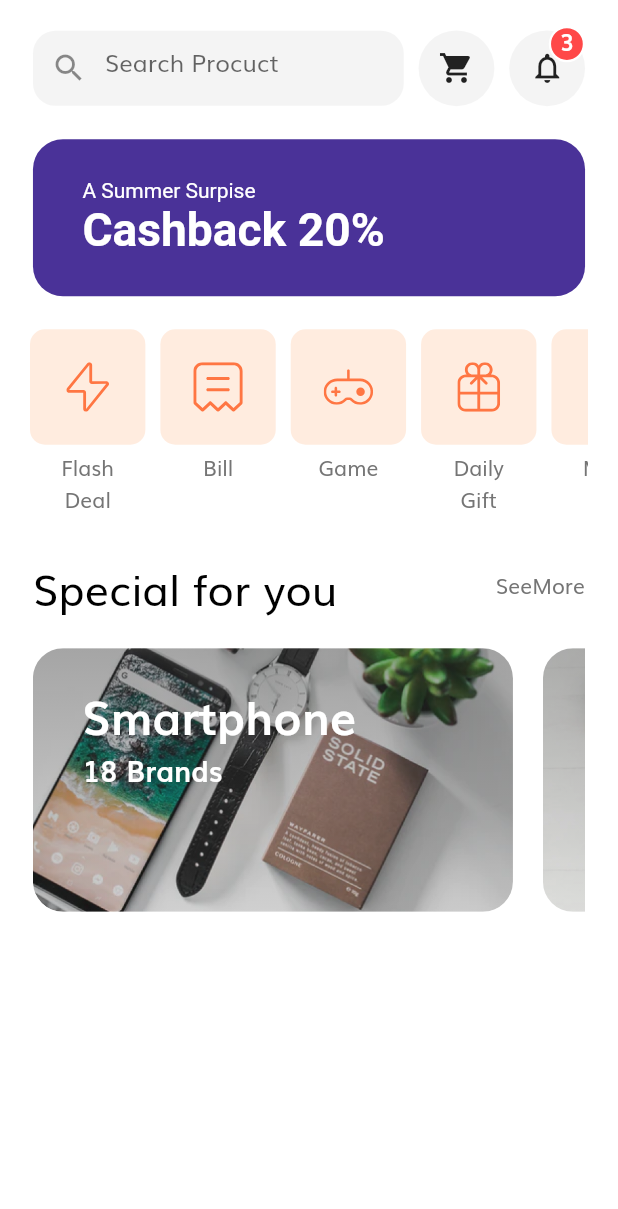
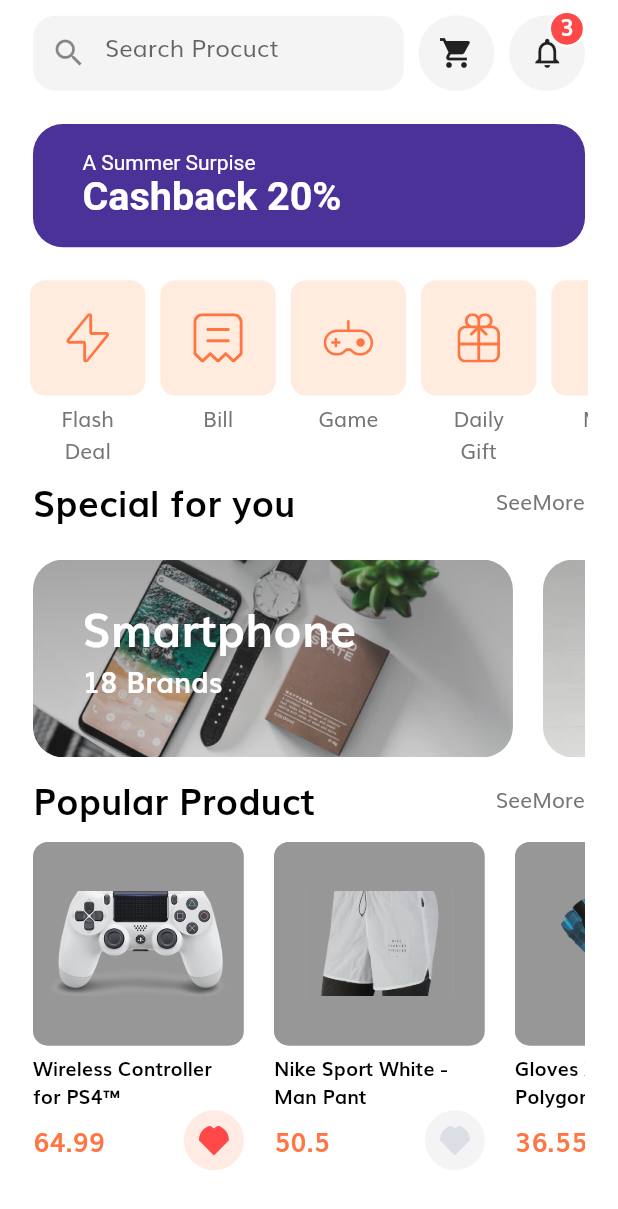
Before and after one commit to haseebzahid1/E-Commerce-Complate-App---Flutter-UI, a Flutter app: the HomeScreen screen opened directly, on a phone screen of 412 x 824 dp. Shown: the top 1209 px of the screen. Run offline on Flutter 3.47's test engine with Material 2 defaults, Android fonts, the light colour scheme and no system bars; our stand-ins replace flutter_svg.

Commit message:
homepage added

```diff
--- a/lib/modal/product.dart
+++ b/lib/modal/product.dart
@@ -60,6 +60,7 @@ List<Product> demoProducts = [
     price: 50.5,
     description: description,
     rating: 4.1,
+    // isFavourite: true,
     isPopular: true,
   ),
   Product(
--- a/lib/screen/home/components/catagories_list.dart
+++ b/lib/screen/home/components/catagories_list.dart
@@ -9,7 +9,7 @@ class CategoriesList extends StatelessWidget {
   @override
   Widget build(BuildContext context) {
     return Container(
-      height: getProportionateScreenWidth(80),
+      height: getProportionateScreenWidth(60),
       padding: EdgeInsets.symmetric(
           horizontal: getProportionateScreenWidth(10)
       ),
@@ -34,7 +34,8 @@ class CategoriesList extends StatelessWidget {
                     ClipRRect(
                         borderRadius: BorderRadius.circular(20),
                         child: Image.asset(specialProduct.image,
-                          height: getProportionateScreenWidth(80),
+                          height: getProportionateScreenWidth(60),
+                          width: double.infinity,
                           fit: BoxFit.cover,
                         )
                     ),
--- a/lib/screen/home/components/discount_banner.dart
+++ b/lib/screen/home/components/discount_banner.dart
@@ -13,7 +13,7 @@ class DiscountBanner extends StatelessWidget {
       margin: EdgeInsets.all(getProportionateScreenWidth(10)),
       padding: EdgeInsets.symmetric(
         horizontal: getProportionateScreenWidth(15),
-        vertical: getProportionateScreenWidth(12),
+        vertical: getProportionateScreenWidth(8),
       ),
       decoration: BoxDecoration(
         color: Color(0xFF4A3298),
@@ -27,7 +27,7 @@ class DiscountBanner extends StatelessWidget {
             TextSpan(
               text: "Cashback 20%",
               style: TextStyle(
-                fontSize: getProportionateScreenWidth(14),
+                fontSize: getProportionateScreenWidth(12),
                 fontWeight: FontWeight.bold,
               ),
             ),
--- a/lib/screen/home/components/home_body.dart
+++ b/lib/screen/home/components/home_body.dart
@@ -6,7 +6,9 @@ import 'package:sign_up_login_form/size_mediaquery.dart';
 import 'package:sign_up_login_form/style.dart';
 
 import '../../../modal/categories.dart';
+import '../../../modal/product.dart';
 import '../../../modal/special_Product.dart';
+import '../product_card.dart';
 import 'catagories_item.dart';
 import 'catagories_list.dart';
 import 'discount_banner.dart';
@@ -23,15 +25,18 @@ class HomeBodyScreen extends StatelessWidget {
           physics: BouncingScrollPhysics(),
           child: Column(
             children: [
-              SizedBox(height: getProportionateScreenHeight(20),),
+              SizedBox(height: getProportionateScreenHeight(10),),
               HomeHeader(),
               DiscountBanner(),
               CatagoriesPage(),
-              SizedBox(height: getProportionateScreenHeight(20),),
+              // SizedBox(height: getProportionateScreenHeight(5),),
               SectionTitle(title: "Special for you",subTitle: "SeeMore",onTab: (){},),
               SizedBox(height: getProportionateScreenHeight(20),),
               CategoriesList(),
-              // SpecialOffer
+              SizedBox(height: getProportionateScreenHeight(10),),
+              SectionTitle(title: "Popular Product",subTitle: "SeeMore",onTab: (){},),
+              SizedBox(height: getProportionateScreenHeight(10),),
+              ProductCard(),
             ],
           ),
         )
--- a/lib/screen/home/components/section_title.dart
+++ b/lib/screen/home/components/section_title.dart
@@ -17,8 +17,9 @@ class SectionTitle extends StatelessWidget {
         mainAxisAlignment: MainAxisAlignment.spaceBetween,
         children: [
           Text(title,style: TextStyle(
-            fontSize: getProportionateScreenWidth(13),
+            fontSize: getProportionateScreenWidth(11),
             color: Colors.black,
+            fontWeight: FontWeight.bold
           ),),
           InkWell(
             onTap: onTab,
--- a/lib/screen/home/product_card.dart
+++ b/lib/screen/home/product_card.dart
@@ -0,0 +1,96 @@
+import 'package:flutter/material.dart';
+import 'package:flutter_svg/svg.dart';
+
+import '../../modal/product.dart';
+import '../../size_mediaquery.dart';
+import '../../style.dart';
+
+class ProductCard extends StatefulWidget {
+  const ProductCard({Key? key}) : super(key: key);
+
+  @override
+  _ProductCardState createState() => _ProductCardState();
+}
+
+class _ProductCardState extends State<ProductCard> {
+  @override
+  Widget build(BuildContext context) {
+    return Container(
+      height: 220,
+      // color: Colors.red,
+      padding: EdgeInsets.symmetric(horizontal: getProportionateScreenWidth(10)),
+      // color: Colors.red,
+      child: ListView.builder(
+        scrollDirection: Axis.horizontal,
+        physics: BouncingScrollPhysics(),
+        itemCount: demoProducts.length,
+        itemBuilder: (context, index){
+          Product productItem = demoProducts[index];
+          return GestureDetector(
+            onTap: (){},
+            child: Container(
+              margin: EdgeInsets.only(right: 20),
+              width: getProportionateScreenWidth(64),
+              decoration: BoxDecoration(
+                borderRadius: BorderRadius.circular(20),
+              ),
+              child: ClipRRect(
+                child: Column(
+                  children: [
+                    Container(
+                      padding: EdgeInsets.symmetric(
+                          vertical: getProportionateScreenWidth(15),
+                          horizontal: getProportionateScreenWidth(4)
+                      ),
+                      decoration: BoxDecoration(
+                          color: kSecondaryColor,
+                          borderRadius: BorderRadius.circular(10)
+                      ),
+                      child: Image.asset(productItem.images[0],
+                        width: double.infinity,
+                        height: 70,fit: BoxFit.cover,),
+                    ),
+                    SizedBox(height: 5,),
+                    Text(productItem.title,style: TextStyle(fontWeight: FontWeight.w600,color: Colors.black,fontSize: 13),),
+                    Row(
+                      mainAxisAlignment:MainAxisAlignment.spaceBetween,
+                      children: [
+                        Text("${productItem.price}",style: TextStyle(
+                            fontWeight: FontWeight.w600,color: kPrimaryColor,fontSize: getProportionateScreenWidth(8)
+                        ),),
+                        InkWell(
+                          onTap: (){
+
+                          },
+                          child: Container(
+                            padding: EdgeInsets.all(10),
+                            width: 40,
+                            height: 40,
+                            decoration: BoxDecoration(
+                              borderRadius: BorderRadius.circular(50),
+                              color:productItem.isFavourite
+                                  ?kPrimaryColor.withOpacity(0.15)
+                                  :kSecondaryColor.withOpacity(0.1),
+
+                            ),
+                            child: ClipRRect(
+                              borderRadius: BorderRadius.circular(50),
+                              child: SvgPicture.asset(
+                                "assets/icons/Heart Icon_2.svg",fit: BoxFit.cover,
+                                color: productItem.isFavourite?Color(0xffff4848):Color(0xffdbdee4),
+                              ),
+                            ),
+                          ),
+                        ),
+                      ],
+                    ),
+                  ],
+                ),
+
+              ),
+            ),
+          );
+        },),
+    );
+  }
+}
```
